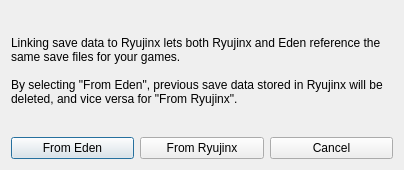
The window that src/yuzu/ryujinx_dialog.ui (eden-nx2/eden-nx2) describes before a commit, drawn with Qt 5.
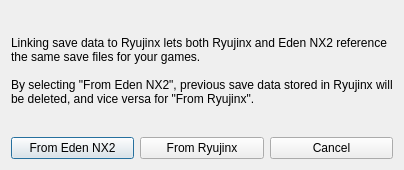
The same window after the commit.

Commit message: Rename to Eden NX2 and install next to official Eden

Patch:
```diff
--- a/src/yuzu/ryujinx_dialog.ui
+++ b/src/yuzu/ryujinx_dialog.ui
@@ -23,9 +23,9 @@
       </sizepolicy>
      </property>
      <property name="text">
-      <string>Linking save data to Ryujinx lets both Ryujinx and Eden reference the same save files for your games.
+      <string>Linking save data to Ryujinx lets both Ryujinx and Eden NX2 reference the same save files for your games.
 
-By selecting &quot;From Eden&quot;, previous save data stored in Ryujinx will be deleted, and vice versa for &quot;From Ryujinx&quot;.</string>
+By selecting &quot;From Eden NX2&quot;, previous save data stored in Ryujinx will be deleted, and vice versa for &quot;From Ryujinx&quot;.</string>
      </property>
      <property name="wordWrap">
       <bool>true</bool>
@@ -37,7 +37,7 @@
      <item>
       <widget class="QPushButton" name="eden">
        <property name="text">
-      <string>From Eden</string>
+      <string>From Eden NX2</string>
        </property>
       </widget>
      </item>
```
The commit also changes 99 other files.
